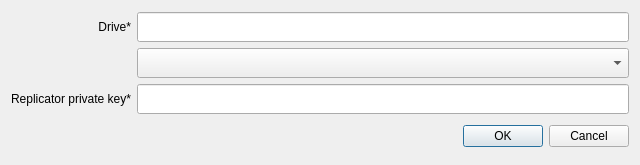
Old version of the form UserApp/ReplicatorOffBoardingDialog.ui in the repository proximax-storage/cpp-xpx-storage-user-app.
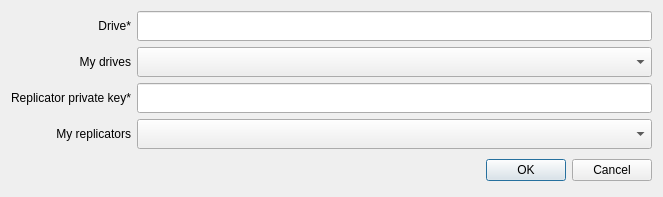
New version of the form.

Commit message: Improved onboarding/off-boarding dialogs

```diff
--- a/UserApp/ReplicatorOffBoardingDialog.ui
+++ b/UserApp/ReplicatorOffBoardingDialog.ui
@@ -6,8 +6,8 @@
    <rect>
     <x>0</x>
     <y>0</y>
-    <width>640</width>
-    <height>165</height>
+    <width>663</width>
+    <height>197</height>
    </rect>
   </property>
   <property name="windowTitle">
@@ -32,6 +32,58 @@
        </property>
       </widget>
      </item>
+     <item row="1" column="1">
+      <widget class="QComboBox" name="drives">
+       <property name="minimumSize">
+        <size>
+         <width>450</width>
+         <height>30</height>
+        </size>
+       </property>
+       <property name="maximumSize">
+        <size>
+         <width>16777215</width>
+         <height>30</height>
+        </size>
+       </property>
+      </widget>
+     </item>
+     <item row="3" column="1">
+      <widget class="QLineEdit" name="replicatorKey">
+       <property name="minimumSize">
+        <size>
+         <width>450</width>
+         <height>30</height>
+        </size>
+       </property>
+       <property name="maximumSize">
+        <size>
+         <width>16777215</width>
+         <height>30</height>
+        </size>
+       </property>
+      </widget>
+     </item>
+     <item row="4" column="0">
+      <widget class="QLabel" name="label_3">
+       <property name="text">
+        <string>My replicators</string>
+       </property>
+       <property name="alignment">
+        <set>Qt::AlignRight|Qt::AlignTrailing|Qt::AlignVCenter</set>
+       </property>
+      </widget>
+     </item>
+     <item row="3" column="0">
+      <widget class="QLabel" name="label_2">
+       <property name="text">
+        <string>Replicator private key*</string>
+       </property>
+       <property name="alignment">
+        <set>Qt::AlignRight|Qt::AlignTrailing|Qt::AlignVCenter</set>
+       </property>
+      </widget>
+     </item>
      <item row="0" column="0">
       <widget class="QLabel" name="label">
        <property name="font">
@@ -47,42 +99,20 @@
        </property>
       </widget>
      </item>
-     <item row="3" column="1">
-      <widget class="QLineEdit" name="lineEdit_2">
+     <item row="4" column="1">
+      <widget class="QComboBox" name="cachedReplicators">
        <property name="minimumSize">
         <size>
          <width>450</width>
          <height>30</height>
         </size>
        </property>
-       <property name="maximumSize">
-        <size>
-         <width>16777215</width>
-         <height>30</height>
-        </size>
-       </property>
       </widget>
      </item>
-     <item row="1" column="1">
-      <widget class="QComboBox" name="comboBox">
-       <property name="minimumSize">
-        <size>
-         <width>450</width>
-         <height>30</height>
-        </size>
-       </property>
-       <property name="maximumSize">
-        <size>
-         <width>16777215</width>
-         <height>30</height>
-        </size>
-       </property>
-      </widget>
-     </item>
-     <item row="3" column="0">
-      <widget class="QLabel" name="label_2">
+     <item row="1" column="0">
+      <widget class="QLabel" name="label_4">
        <property name="text">
-        <string>Replicator private key*</string>
+        <string>My drives</string>
        </property>
        <property name="alignment">
         <set>Qt::AlignRight|Qt::AlignTrailing|Qt::AlignVCenter</set>
```
Left out of the diff: 2 changed lines with no effect on the pictures. The commit also changes 5 other files.
